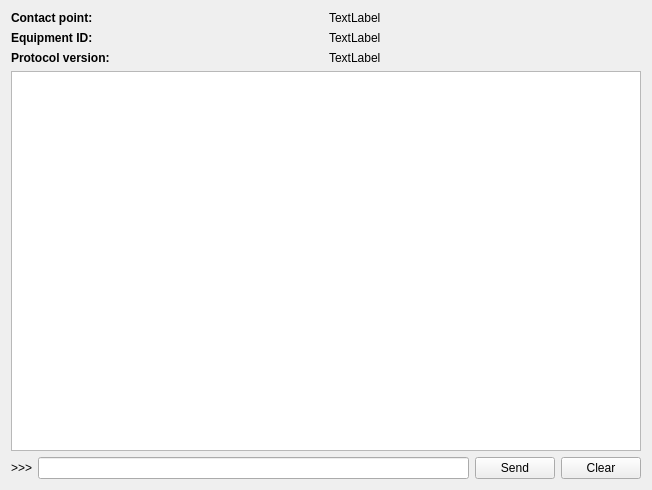
This is secop/gui/ui/nodectrl.ui in SampleEnvironment/frappy as Qt 5 draws it before an edit. The edited form follows.
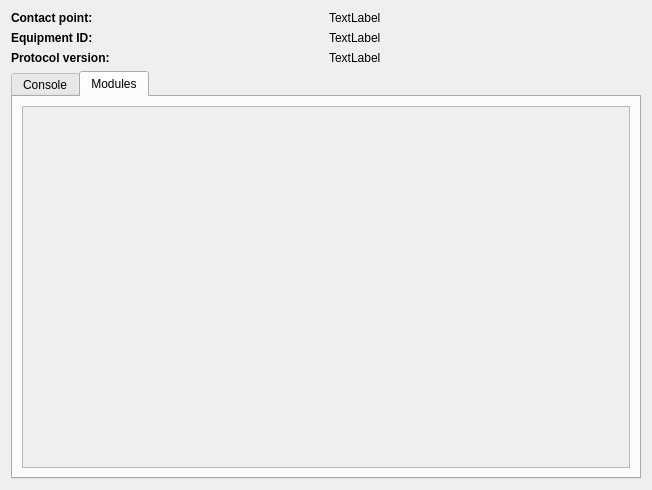
This is the edited form.

```diff
--- a/secop/gui/ui/nodectrl.ui
+++ b/secop/gui/ui/nodectrl.ui
@@ -85,18 +85,46 @@
     </layout>
    </item>
    <item row="1" column="0">
+    <widget class="QTabWidget" name="tabWidget">
+     <property name="currentIndex">
+      <number>1</number>
+     </property>
+     <widget class="QWidget" name="consoleTab">
+      <attribute name="title">
+       <string>Console</string>
+      </attribute>
+      <layout class="QVBoxLayout" name="verticalLayout">
+       <item>
+        <widget class="QTextBrowser" name="logTextBrowser">
+         <property name="html">
+          <string>&lt;!DOCTYPE HTML PUBLIC &quot;-//W3C//DTD HTML 4.0//EN&quot; &quot;http://www.w3.org/TR/REC-html40/strict.dtd&quot;&gt;
+&lt;html&gt;&lt;head&gt;&lt;meta name=&quot;qrichtext&quot; content=&quot;1&quot; /&gt;&lt;style type=&quot;text/css&quot;&gt;
+p, li { white-space: pre-wrap; }
+&lt;/style&gt;&lt;/head&gt;&lt;body style=&quot; font-family:'Noto Sans'; font-size:12pt; font-weight:400; font-style:normal;&quot;&gt;
+&lt;p style=&quot;-qt-paragraph-type:empty; margin-top:0px; margin-bottom:12px; margin-left:0px; margin-right:0px; -qt-block-indent:0; text-indent:0px; font-family:'Sans'; font-size:11pt;&quot;&gt;&lt;br /&gt;&lt;/p&gt;&lt;/body&gt;&lt;/html&gt;</string>
+         </property>
+        </widget>
+       </item>
+       <item>
     <layout class="QGridLayout" name="gridLayout">
-     <item row="1" column="1">
+         <item row="0" column="2">
+          <widget class="QPushButton" name="clearPushButton">
+           <property name="text">
+            <string>Clear</string>
+           </property>
+          </widget>
+         </item>
+         <item row="0" column="1">
       <widget class="QLineEdit" name="msgLineEdit"/>
      </item>
-     <item row="1" column="0">
+         <item row="0" column="0">
       <widget class="QLabel" name="label_4">
        <property name="text">
         <string>&gt;&gt;&gt;</string>
        </property>
       </widget>
      </item>
-     <item row="1" column="2">
+         <item row="0" column="3">
       <widget class="QPushButton" name="sendPushButton">
        <property name="text">
         <string>Send</string>
@@ -109,25 +137,39 @@
        </property>
       </widget>
      </item>
-     <item row="1" column="3">
-      <widget class="QPushButton" name="clearPushButton">
-       <property name="text">
-        <string>Clear</string>
-       </property>
-      </widget>
-     </item>
-     <item row="0" column="0" colspan="4">
-      <widget class="QTextBrowser" name="logTextBrowser">
-       <property name="html">
-        <string>&lt;!DOCTYPE HTML PUBLIC &quot;-//W3C//DTD HTML 4.0//EN&quot; &quot;http://www.w3.org/TR/REC-html40/strict.dtd&quot;&gt;
-&lt;html&gt;&lt;head&gt;&lt;meta name=&quot;qrichtext&quot; content=&quot;1&quot; /&gt;&lt;style type=&quot;text/css&quot;&gt;
-p, li { white-space: pre-wrap; }
-&lt;/style&gt;&lt;/head&gt;&lt;body style=&quot; font-family:'Sans'; font-size:11pt; font-weight:400; font-style:normal;&quot;&gt;
-&lt;p style=&quot;-qt-paragraph-type:empty; margin-top:0px; margin-bottom:12px; margin-left:0px; margin-right:0px; -qt-block-indent:0; text-indent:0px;&quot;&gt;&lt;br /&gt;&lt;/p&gt;&lt;/body&gt;&lt;/html&gt;</string>
-       </property>
-      </widget>
-     </item>
-    </layout>
+        </layout>
+       </item>
+      </layout>
+     </widget>
+     <widget class="QWidget" name="modulesTab">
+      <property name="enabled">
+       <bool>true</bool>
+      </property>
+      <attribute name="title">
+       <string>Modules</string>
+      </attribute>
+      <layout class="QGridLayout" name="gridLayout_4">
+       <item row="0" column="0">
+        <widget class="QScrollArea" name="scrollArea">
+         <property name="widgetResizable">
+          <bool>true</bool>
+         </property>
+         <widget class="QWidget" name="scrollAreaWidgetContents">
+          <property name="geometry">
+           <rect>
+            <x>0</x>
+            <y>0</y>
+            <width>610</width>
+            <height>324</height>
+           </rect>
+          </property>
+          <layout class="QGridLayout" name="gridLayout_5"/>
+         </widget>
+        </widget>
+       </item>
+      </layout>
+     </widget>
+    </widget>
    </item>
   </layout>
  </widget>
```
Lines whose indentation alone changed are shown as unchanged.
